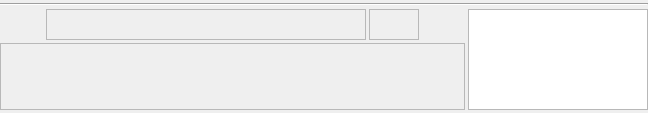
Old version of the form maya/ui/task.ui in the repository lonegather/Samkit.
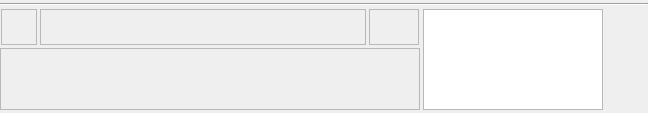
New version of the form.

Diff of the .ui file:
```diff
--- a/maya/ui/task.ui
+++ b/maya/ui/task.ui
@@ -46,7 +46,7 @@
     </widget>
    </item>
    <item>
-    <layout class="QHBoxLayout" name="horizontalLayout_2" stretch="1,0">
+    <layout class="QHBoxLayout" name="horizontalLayout_2" stretch="1,0,0">
      <property name="spacing">
       <number>3</number>
      </property>
@@ -68,34 +68,55 @@
          </property>
          <item>
           <widget class="QLabel" name="lbl_icon">
+           <property name="sizePolicy">
+            <sizepolicy hsizetype="Preferred" vsizetype="Fixed">
+             <horstretch>0</horstretch>
+             <verstretch>0</verstretch>
+            </sizepolicy>
+           </property>
            <property name="minimumSize">
             <size>
-             <width>42</width>
-             <height>0</height>
+             <width>36</width>
+             <height>36</height>
             </size>
            </property>
            <property name="maximumSize">
             <size>
-             <width>42</width>
+             <width>36</width>
              <height>16777215</height>
             </size>
            </property>
+           <property name="frameShape">
+            <enum>QFrame::StyledPanel</enum>
+           </property>
+           <property name="frameShadow">
+            <enum>QFrame::Sunken</enum>
+           </property>
            <property name="text">
             <string/>
            </property>
            <property name="scaledContents">
             <bool>true</bool>
            </property>
+           <property name="margin">
+            <number>0</number>
+           </property>
           </widget>
          </item>
          <item>
           <widget class="QLabel" name="lbl_name">
            <property name="sizePolicy">
-            <sizepolicy hsizetype="Expanding" vsizetype="Preferred">
+            <sizepolicy hsizetype="Expanding" vsizetype="Fixed">
              <horstretch>0</horstretch>
              <verstretch>0</verstretch>
             </sizepolicy>
            </property>
+           <property name="minimumSize">
+            <size>
+             <width>0</width>
+             <height>36</height>
+            </size>
+           </property>
            <property name="frameShape">
             <enum>QFrame::StyledPanel</enum>
            </property>
@@ -115,10 +136,16 @@
          </item>
          <item>
           <widget class="QLabel" name="lbl_stage">
+           <property name="sizePolicy">
+            <sizepolicy hsizetype="Preferred" vsizetype="Fixed">
+             <horstretch>0</horstretch>
+             <verstretch>0</verstretch>
+            </sizepolicy>
+           </property>
            <property name="minimumSize">
             <size>
              <width>50</width>
-             <height>0</height>
+             <height>36</height>
             </size>
            </property>
            <property name="frameShape">
@@ -135,40 +162,6 @@
            </property>
           </widget>
          </item>
-         <item>
-          <widget class="QToolButton" name="tb_sync">
-           <property name="sizePolicy">
-            <sizepolicy hsizetype="Fixed" vsizetype="Preferred">
-             <horstretch>0</horstretch>
-             <verstretch>0</verstretch>
-            </sizepolicy>
-           </property>
-           <property name="minimumSize">
-            <size>
-             <width>42</width>
-             <height>0</height>
-            </size>
-           </property>
-           <property name="maximumSize">
-            <size>
-             <width>39</width>
-             <height>16777215</height>
-            </size>
-           </property>
-           <property name="text">
-            <string/>
-           </property>
-           <property name="iconSize">
-            <size>
-             <width>24</width>
-             <height>24</height>
-            </size>
-           </property>
-           <property name="autoRaise">
-            <bool>true</bool>
-           </property>
-          </widget>
-         </item>
         </layout>
        </item>
        <item>
@@ -217,6 +210,118 @@
        </property>
       </widget>
      </item>
+     <item>
+      <layout class="QVBoxLayout" name="verticalLayout_3">
+       <item>
+        <widget class="QToolButton" name="tb_merge">
+         <property name="sizePolicy">
+          <sizepolicy hsizetype="Fixed" vsizetype="Preferred">
+           <horstretch>0</horstretch>
+           <verstretch>0</verstretch>
+          </sizepolicy>
+         </property>
+         <property name="minimumSize">
+          <size>
+           <width>42</width>
+           <height>0</height>
+          </size>
+         </property>
+         <property name="maximumSize">
+          <size>
+           <width>39</width>
+           <height>16777215</height>
+          </size>
+         </property>
+         <property name="text">
+          <string/>
+         </property>
+         <property name="iconSize">
+          <size>
+           <width>24</width>
+           <height>24</height>
+          </size>
+         </property>
+         <property name="autoRaise">
+          <bool>true</bool>
+         </property>
+        </widget>
+       </item>
+       <item>
+        <widget class="QToolButton" name="tb_sync">
+         <property name="sizePolicy">
+          <sizepolicy hsizetype="Fixed" vsizetype="Preferred">
+           <horstretch>0</horstretch>
+           <verstretch>0</verstretch>
+          </sizepolicy>
+         </property>
+         <property name="minimumSize">
+          <size>
+           <width>42</width>
+           <height>0</height>
+          </size>
+         </property>
+         <property name="maximumSize">
+          <size>
+           <width>39</width>
+           <height>16777215</height>
+          </size>
+         </property>
+         <property name="text">
+          <string/>
+         </property>
+         <property name="iconSize">
+          <size>
+           <width>24</width>
+           <height>24</height>
+          </size>
+         </property>
+         <property name="checkable">
+          <bool>false</bool>
+         </property>
+         <property name="checked">
+          <bool>false</bool>
+         </property>
+         <property name="autoRaise">
+          <bool>true</bool>
+         </property>
+        </widget>
+       </item>
+       <item>
+        <widget class="QToolButton" name="tb_revert">
+         <property name="sizePolicy">
+          <sizepolicy hsizetype="Fixed" vsizetype="Preferred">
+           <horstretch>0</horstretch>
+           <verstretch>0</verstretch>
+          </sizepolicy>
+         </property>
+         <property name="minimumSize">
+          <size>
+           <width>42</width>
+           <height>0</height>
+          </size>
+         </property>
+         <property name="maximumSize">
+          <size>
+           <width>39</width>
+           <height>16777215</height>
+          </size>
+         </property>
+         <property name="text">
+          <string/>
+         </property>
+         <property name="iconSize">
+          <size>
+           <width>24</width>
+           <height>24</height>
+          </size>
+         </property>
+         <property name="autoRaise">
+          <bool>true</bool>
+         </property>
+        </widget>
+       </item>
+      </layout>
+     </item>
     </layout>
    </item>
   </layout>
```
